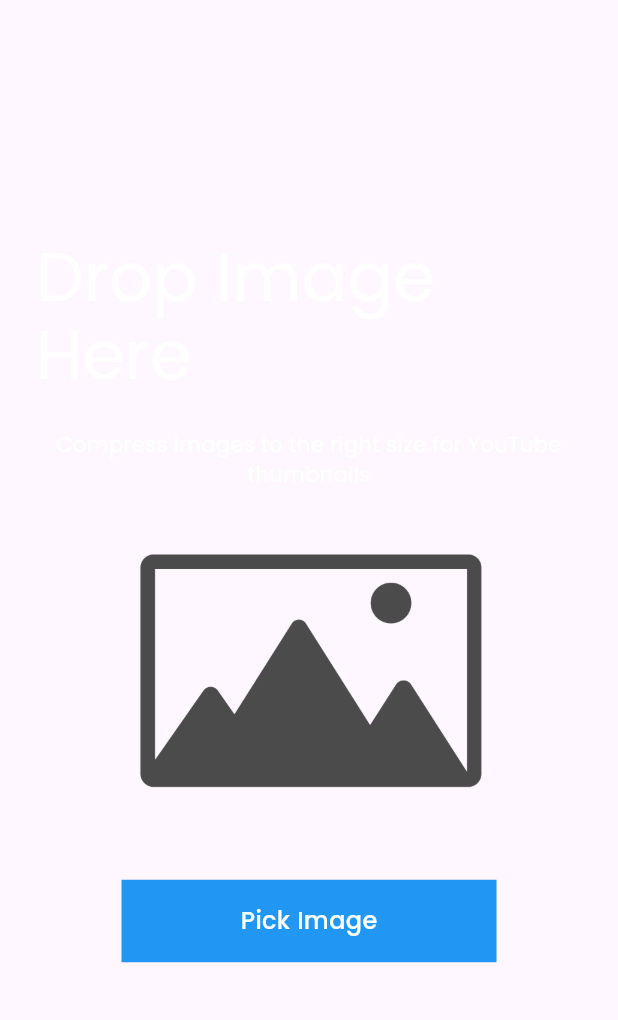
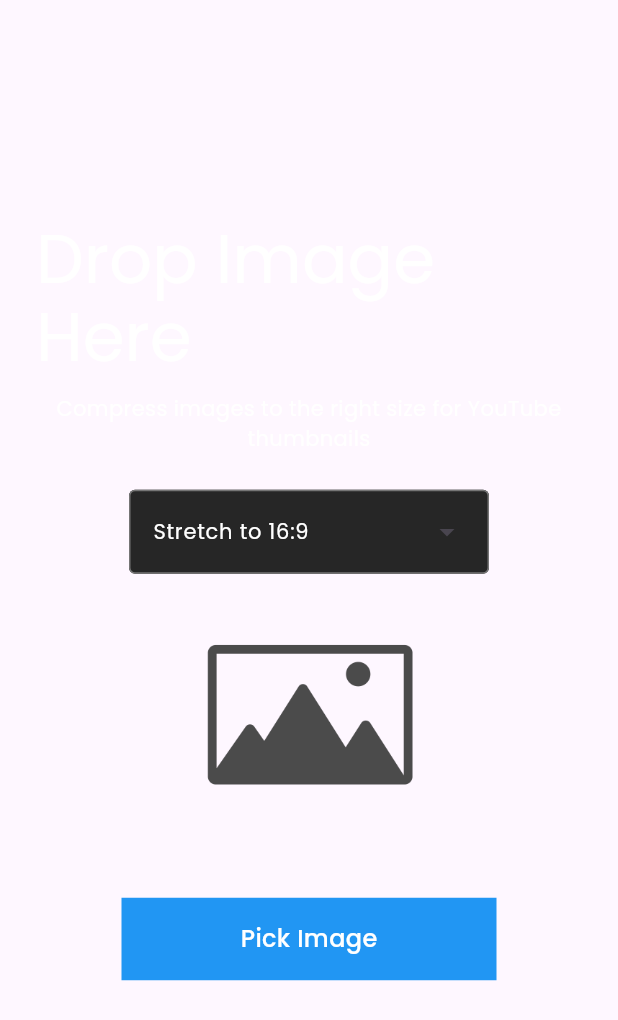
Before and after one commit to Tamunorth/vies_projection_support, a Flutter app: the ImageCompress widget shown alone on an empty page, opened directly, on a phone screen of 412 x 824 dp. Shown: the top 1020 px of the screen. Run offline on Flutter 3.47's test engine with Material 3 defaults, Android fonts, the light colour scheme and no system bars; our stand-ins replace file_picker, google_fonts, qr_flutter, screenshot, shared_preferences and 2 more; missing offline and left inert: custom_timer, dart:ffi, desktop_drop, desktop_multi_window, lukehog, open_dir and 4 more; accounts and stored records are empty.

Commit message:
fix: build yaml file | added aspect ratio dropdown selector

```diff
--- /dev/null
+++ b/lib/core/enums/aspect_ratio_mode.dart
@@ -0,0 +1,25 @@
+/// Defines how to enforce a 16:9 aspect ratio on an image.
+enum AspectRatioMode {
+  /// Stretches the image to fit 16:9, preserving the original width.
+  stretch,
+
+  /// Crops the image from the center to a 16:9 frame.
+  centerCrop,
+
+  /// Keeps the original aspect ratio of the image.
+  maintain,
+}
+
+/// Provides user-friendly display names for the [AspectRatioMode] enum.
+extension AspectRatioModeExtension on AspectRatioMode {
+  String get displayName {
+    switch (this) {
+      case AspectRatioMode.maintain:
+        return 'Maintain Aspect Ratio';
+      case AspectRatioMode.stretch:
+        return 'Stretch to 16:9';
+      case AspectRatioMode.centerCrop:
+        return 'Center Crop to 16:9';
+    }
+  }
+}
--- a/lib/pages/image_compress/image_compress.dart
+++ b/lib/pages/image_compress/image_compress.dart
@@ -1,13 +1,13 @@
+import 'dart:developer';
 import 'dart:io';
-import 'dart:math';
 
 import 'package:desktop_drop/desktop_drop.dart';
 import 'package:file_picker/file_picker.dart';
 import 'package:flutter/material.dart';
-import 'package:image/image.dart' as img_lib;
 import 'package:open_dir/open_dir.dart';
 import 'package:untitled/core/analytics.dart';
 import 'package:untitled/core/compress_image.dart';
+import 'package:untitled/core/enums/aspect_ratio_mode.dart';
 import 'package:untitled/pages/home_page.dart';
 import 'package:untitled/shared/button_widget.dart';
 import 'package:untitled/shared/snackbar.dart';
@@ -26,6 +26,7 @@
   File? img;
   String? savedImagePath;
   bool isLoading = false;
+  AspectRatioMode _selectedMode = AspectRatioMode.stretch;
 
   @override
   Widget build(BuildContext context) {
@@ -48,7 +49,7 @@
             ),
             Row(
               children: [
-                const SizedBox(height: 24),
+                const SizedBox(height: 12),
               ],
             ),
             Text(
@@ -58,6 +59,59 @@
                   .textTheme
                   .bodyMedium
                   ?.copyWith(color: Colors.white),
+            ),
+            const SizedBox(height: 24),
+            DropdownMenu<AspectRatioMode>(
+              width: 240,
+              initialSelection: _selectedMode,
+              onSelected: (AspectRatioMode? mode) {
+                if (mode != null) {
+                  setState(() {
+                    _selectedMode = mode;
+                  });
+                }
+              },
+              dropdownMenuEntries: AspectRatioMode.values
+                  .map<DropdownMenuEntry<AspectRatioMode>>(
+                (AspectRatioMode mode) {
+                  return DropdownMenuEntry<AspectRatioMode>(
+                    value: mode,
+                    label: mode.displayName,
+                    style: ButtonStyle(
+                      foregroundColor:
+                          WidgetStateProperty.all<Color>(Colors.white),
+                    ),
+                  );
+                },
+              ).toList(),
+              textStyle: const TextStyle(
+                fontSize: 14,
+              ),
+              menuStyle: MenuStyle(
+                backgroundColor: WidgetStateProperty.all<Color?>(accentColor),
+                fixedSize: WidgetStateProperty.all<Size>(
+                  Size.fromWidth(240),
+                ),
+                padding: WidgetStateProperty.all<EdgeInsets>(
+                  EdgeInsets.symmetric(vertical: 8.0),
+                ),
+              ),
+              inputDecorationTheme: InputDecorationTheme(
+                filled: true,
+                fillColor: accentColor,
+                contentPadding: const EdgeInsets.symmetric(horizontal: 12.0),
+                // Defines the border style when the dropdown is not focused.
+                enabledBorder: OutlineInputBorder(
+                  borderRadius: BorderRadius.circular(4.0),
+                  borderSide:
+                      BorderSide(color: Colors.grey.shade600, width: 1.0),
+                ),
+                // Defines the border style when the dropdown is focused.
+                focusedBorder: OutlineInputBorder(
+                  borderRadius: BorderRadius.circular(4.0),
+                  borderSide: const BorderSide(color: accentColor, width: 2.0),
+                ),
+              ),
             ),
             const SizedBox(height: 24),
             if (img != null)
@@ -96,20 +150,14 @@
             else
               const SizedBox(
                 width: 240,
-                height: 200,
+                height: 144,
                 child: Image(
-                    fit: BoxFit.cover,
+                    fit: BoxFit.contain,
                     image: AssetImage('assets/image_placeholder.png')),
               ),
-            const SizedBox(height: 12),
+            const SizedBox(height: 24),
             if (isLoading) ...[
-              CircularProgressIndicator(
-                strokeCap: StrokeCap.round,
-                strokeWidth: 5,
-                backgroundColor: accentColor,
-                trackGap: 12,
-                color: Colors.blue,
-              ),
+              const CircularProgressIndicator(),
               const SizedBox(height: 12),
             ],
             ButtonWidget(
@@ -122,22 +170,12 @@
     );
   }
 
-  /// Formats file size in bytes to a human-readable string (KB, MB, etc.).
-  String _formatBytes(int bytes, {int decimals = 2}) {
-    if (bytes <= 0) return "0 B";
-    const suffixes = ["B", "KB", "MB", "GB", "TB"];
-    var i = (log(bytes) / log(1024)).floor();
-    return '${(bytes / pow(1024, i)).toStringAsFixed(decimals)} ${suffixes[i]}';
-  }
-
   /// Handles the image selection, compression, and saving process.
   _compressImage({File? passedFile}) async {
     setState(() {
       isLoading = true;
       savedImagePath = null;
     });
-
-    final stopwatch = Stopwatch()..start();
 
     try {
       File? fileImage;
@@ -154,8 +192,12 @@
       }
 
       if (fileImage == null) return;
-      final compressedFile =
-          await compressImageToSize(fileImage, maxSizeInBytes);
+      final compressedFile = await compressImageToSize(
+        fileImage,
+        maxSizeInBytes,
+        aspectRatioMode:
+            _selectedMode == AspectRatioMode.maintain ? null : _selectedMode,
+      );
       if (compressedFile == null) {
         throw Exception("Compression returned a null file.");
       }
@@ -178,7 +220,7 @@
       );
 
       if (savePath != null) {
-        if (p.extension(savePath) != '.$extension') {
+        if (p.extension(savePath).isEmpty) {
           savePath = '$savePath.$extension';
         }
         await compressedFile.copy(savePath);
@@ -204,6 +246,7 @@
         },
       );
       if (mounted) {
+        log('Error during image compression: $e\n$trace');
         CustomNotification.show(
           context,
           "Could not compress image: ${e.toString()}",
--- a/pubspec.yaml
+++ b/pubspec.yaml
@@ -140,4 +140,3 @@
   app_version: 1.0.2
   installer_icon: assets/logo.ico
   uninstaller_icon: assets/logo.ico
-  sign_tool:
```
Also changed, not shown: lib/core/compress_image.dart (+108 -22 lines), .github/workflows/build.yaml.
